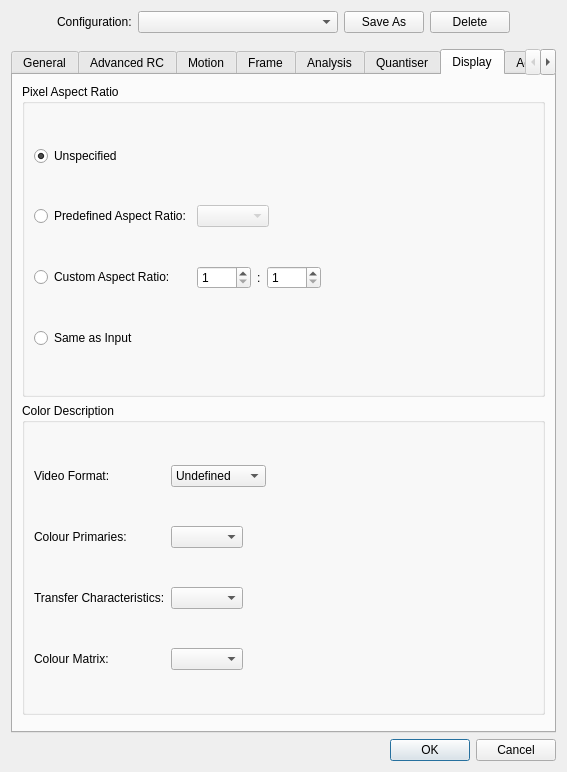
This is avidemux_plugins/ADM_videoEncoder/x265/qt4/x265ConfigDialog.ui in mean00/avidemux2 as Qt 5 draws it before an edit. The edited form follows.
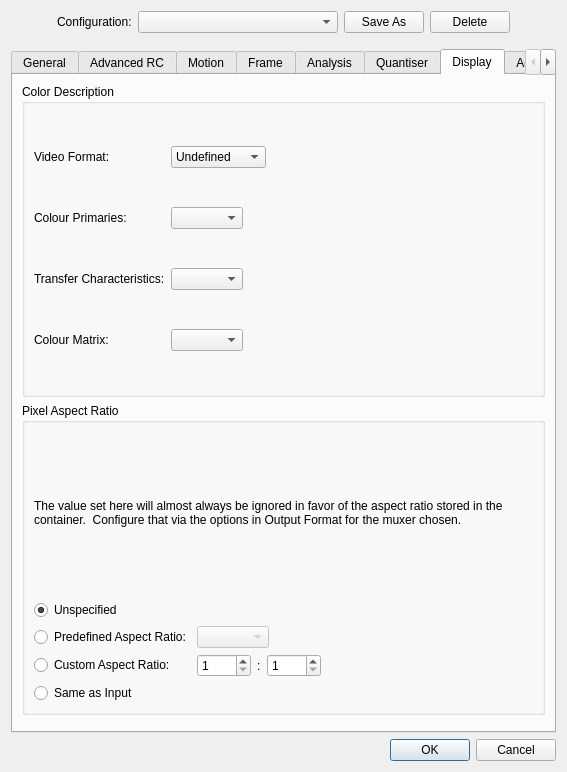
This is the edited form. The open tabs and pages were chosen to show the change.

Commit message:
[x265] Add some information to PAR configuration
Move PAR to after color, since color is more useful to set.

Add a label to the PAR box to explain that it's usually ignored.

What changed in the file:
```diff
--- a/avidemux_plugins/ADM_videoEncoder/x265/qt4/x265ConfigDialog.ui
+++ b/avidemux_plugins/ADM_videoEncoder/x265/qt4/x265ConfigDialog.ui
@@ -2533,120 +2533,6 @@
        <string>Display</string>
       </attribute>
       <layout class="QVBoxLayout" name="verticalLayout_11">
-       <item>
-        <widget class="QGroupBox" name="groupBox_15">
-         <property name="title">
-          <string>Pixel Aspect Ratio</string>
-         </property>
-         <layout class="QGridLayout">
-          <item row="0" column="0">
-           <widget class="QRadioButton" name="sarUnspecifiedRadioButton">
-            <property name="text">
-             <string comment="PAR">Unspecified</string>
-            </property>
-            <property name="checked">
-             <bool>true</bool>
-            </property>
-           </widget>
-          </item>
-          <item row="1" column="0">
-           <widget class="QRadioButton" name="sarPredefinedRadioButton">
-            <property name="text">
-             <string>Predefined Aspect Ratio:</string>
-            </property>
-           </widget>
-          </item>
-          <item row="1" column="1">
-           <layout class="QHBoxLayout">
-            <item>
-             <widget class="QComboBox" name="sarPredefinedComboBox">
-              <property name="enabled">
-               <bool>false</bool>
-              </property>
-             </widget>
-            </item>
-            <item>
-             <spacer name="spacer_62">
-              <property name="orientation">
-               <enum>Qt::Horizontal</enum>
-              </property>
-              <property name="sizeHint" stdset="0">
-               <size>
-                <width>0</width>
-                <height>0</height>
-               </size>
-              </property>
-             </spacer>
-            </item>
-           </layout>
-          </item>
-          <item row="2" column="0">
-           <widget class="QRadioButton" name="sarCustomRadioButton">
-            <property name="text">
-             <string comment="PAR">Custom Aspect Ratio:</string>
-            </property>
-           </widget>
-          </item>
-          <item row="2" column="1">
-           <layout class="QHBoxLayout">
-            <item>
-             <widget class="QSpinBox" name="sarCustomSpinBox1">
-              <property name="minimum">
-               <number>1</number>
-              </property>
-              <property name="maximum">
-               <number>9999</number>
-              </property>
-              <property name="value">
-               <number>1</number>
-              </property>
-             </widget>
-            </item>
-            <item>
-             <widget class="QLabel" name="sarCustomLabel">
-              <property name="text">
-               <string>:</string>
-              </property>
-             </widget>
-            </item>
-            <item>
-             <widget class="QSpinBox" name="sarCustomSpinBox2">
-              <property name="minimum">
-               <number>1</number>
-              </property>
-              <property name="maximum">
-               <number>9999</number>
-              </property>
-              <property name="value">
-               <number>1</number>
-              </property>
-             </widget>
-            </item>
-            <item>
-             <spacer name="spacer_64">
-              <property name="orientation">
-               <enum>Qt::Horizontal</enum>
-              </property>
-              <property name="sizeHint" stdset="0">
-               <size>
-                <width>0</width>
-                <height>0</height>
-               </size>
-              </property>
-             </spacer>
-            </item>
-           </layout>
-          </item>
-          <item row="3" column="0">
-           <widget class="QRadioButton" name="sarAsInputRadioButton">
-            <property name="text">
-             <string>Same as Input</string>
-            </property>
-           </widget>
-          </item>
-         </layout>
-        </widget>
-       </item>
        <item>
         <widget class="QGroupBox" name="groupColor">
          <property name="title">
@@ -2801,6 +2687,134 @@
          </layout>
         </widget>
        </item>
+       <item>
+        <widget class="QGroupBox" name="groupBoxPAR">
+         <property name="title">
+          <string>Pixel Aspect Ratio</string>
+         </property>
+         <layout class="QVBoxLayout">
+          <item>
+           <widget class="QLabel" name="labelPAR">
+            <property name="text">
+             <string>The value set here will almost always be ignored in favor of the aspect ratio stored in the container.  Configure that via the options in Output Format for the muxer chosen.</string>
+            </property>
+            <property name="wordWrap">
+             <bool>true</bool>
+            </property>
+           </widget>
+          </item>
+          <item>
+           <layout class="QGridLayout">
+            <item row="0" column="0">
+             <widget class="QRadioButton" name="sarUnspecifiedRadioButton">
+              <property name="text">
+               <string comment="PAR">Unspecified</string>
+              </property>
+              <property name="checked">
+               <bool>true</bool>
+              </property>
+             </widget>
+            </item>
+            <item row="1" column="0">
+             <widget class="QRadioButton" name="sarPredefinedRadioButton">
+              <property name="text">
+               <string>Predefined Aspect Ratio:</string>
+              </property>
+             </widget>
+            </item>
+            <item row="1" column="1">
+             <layout class="QHBoxLayout">
+              <item>
+               <widget class="QComboBox" name="sarPredefinedComboBox">
+                <property name="enabled">
+                 <bool>false</bool>
+                </property>
+               </widget>
+              </item>
+              <item>
+               <spacer name="spacer_62">
+                <property name="orientation">
+                 <enum>Qt::Horizontal</enum>
+                </property>
+                <property name="sizeHint" stdset="0">
+                 <size>
+                  <width>0</width>
+                  <height>0</height>
+                 </size>
+                </property>
+               </spacer>
+              </item>
+             </layout>
+            </item>
+            <item row="2" column="0">
+             <widget class="QRadioButton" name="sarCustomRadioButton">
+              <property name="text">
+               <string comment="PAR">Custom Aspect Ratio:</string>
+              </property>
+             </widget>
+            </item>
+            <item row="2" column="1">
+             <layout class="QHBoxLayout">
+              <item>
+               <widget class="QSpinBox" name="sarCustomSpinBox1">
+                <property name="minimum">
+                 <number>1</number>
+                </property>
+                <property name="maximum">
+                 <number>9999</number>
+                </property>
+                <property name="value">
+                 <number>1</number>
+                </property>
+               </widget>
+              </item>
+              <item>
+               <widget class="QLabel" name="sarCustomLabel">
+                <property name="text">
+                 <string>:</string>
+                </property>
+               </widget>
+              </item>
+              <item>
+               <widget class="QSpinBox" name="sarCustomSpinBox2">
+                <property name="minimum">
+                 <number>1</number>
+                </property>
+                <property name="maximum">
+                 <number>9999</number>
+                </property>
+                <property name="value">
+                 <number>1</number>
+                </property>
+               </widget>
+              </item>
+              <item>
+               <spacer name="spacer_64">
+                <property name="orientation">
+                 <enum>Qt::Horizontal</enum>
+                </property>
+                <property name="sizeHint" stdset="0">
+                 <size>
+                  <width>0</width>
+                  <height>0</height>
+                 </size>
+                </property>
+               </spacer>
+              </item>
+             </layout>
+            </item>
+            <item row="3" column="0">
+             <widget class="QRadioButton" name="sarAsInputRadioButton">
+              <property name="text">
+               <string>Same as Input</string>
+              </property>
+             </widget>
+            </item>
+           </layout>
+          </item>
+         </layout>
+        </widget>
+       </item>
        <item>
         <spacer>
          <property name="orientation">
```
